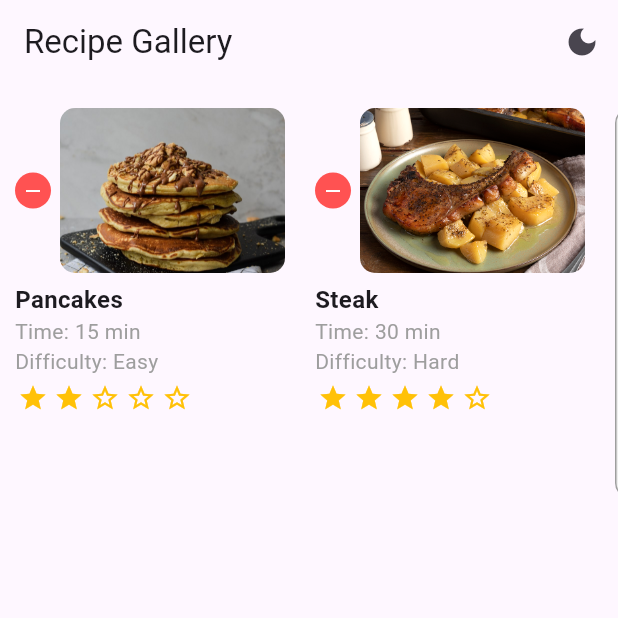
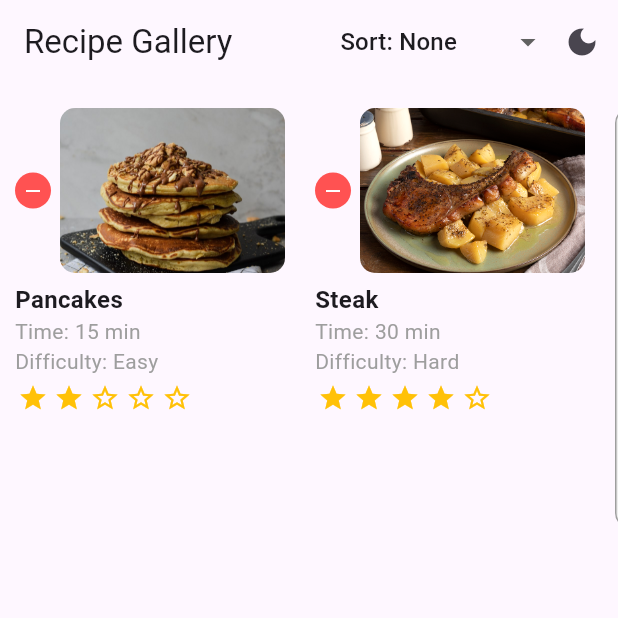
Before and after one commit to AggelosTse/Cooking-App, a Flutter app: the screen it shows after launch, after a tap on the "remove" icon, on a phone screen of 412 x 824 dp, the top half of it. Run offline on Flutter 3.47's test engine with Material 3 defaults, Android fonts, the phone set to English and light mode, and no system bars.

Commit message:
added sorting filters

```diff
--- a/lib/main.dart
+++ b/lib/main.dart
@@ -43,6 +43,12 @@ class Recipe {
     this.difficulty = 0,
     this.difficultyLevel = 'Medium',
   });
+
+  int get preparationMinutes {
+    final regex = RegExp(r'(\d+)');
+    final match = regex.firstMatch(time);
+    return match != null ? int.parse(match.group(1)!) : 0;
+  }
 }
 
 class ImageScroller extends StatefulWidget {
@@ -80,6 +86,8 @@ class _ImageScrollerState extends State<ImageScroller> {
     ),
   ];
 
+  String sortBy = 'None';
+
   void updateDifficulty(int index, int newRating) {
     setState(() {
       recipes[index].difficulty = newRating;
@@ -110,12 +118,48 @@ class _ImageScrollerState extends State<ImageScroller> {
     );
   }
 
+  List<Recipe> get sortedRecipes {
+    List<Recipe> sorted = [...recipes];
+    switch (sortBy) {
+      case 'Difficulty':
+        sorted.sort((a, b) => a.difficultyLevel.compareTo(b.difficultyLevel));
+        break;
+      case 'Stars':
+        sorted.sort((a, b) => b.difficulty.compareTo(a.difficulty));
+        break;
+      case 'Time':
+        sorted.sort((a, b) => a.preparationMinutes.compareTo(b.preparationMinutes));
+        break;
+    }
+    return sorted;
+  }
+
   @override
   Widget build(BuildContext context) {
+    final displayRecipes = sortedRecipes;
+
     return Scaffold(
       appBar: AppBar(
         title: const Text("Recipe Gallery"),
         actions: [
+          DropdownButton<String>(
+            value: sortBy,
+            underline: const SizedBox(),
+            items: ['None', 'Difficulty', 'Stars', 'Time']
+                .map((value) => DropdownMenuItem<String>(
+                      value: value,
+                      child: Padding(
+                        padding: const EdgeInsets.symmetric(horizontal: 8.0),
+                        child: Text("Sort: $value"),
+                      ),
+                    ))
+                .toList(),
+            onChanged: (value) {
+              setState(() {
+                sortBy = value!;
+              });
+            },
+          ),
           IconButton(
             icon: Icon(
               MainApp.themeNotifier.value == ThemeMode.light
@@ -134,13 +178,13 @@ class _ImageScrollerState extends State<ImageScroller> {
       body: Padding(
         padding: const EdgeInsets.symmetric(vertical: 16),
         child: SizedBox(
-          height: 260,
+          height: 280,
           child: ListView.builder(
             scrollDirection: Axis.horizontal,
-            itemCount: recipes.length + 1,
+            itemCount: displayRecipes.length + 1,
             itemBuilder: (context, index) {
-              if (index < recipes.length) {
-                final recipe = recipes[index];
+              if (index < displayRecipes.length) {
+                final recipe = displayRecipes[index];
                 return Container(
                   width: 180,
                   margin: const EdgeInsets.symmetric(horizontal: 10),
@@ -152,7 +196,7 @@ class _ImageScrollerState extends State<ImageScroller> {
                           GestureDetector(
                             onTap: () {
                               setState(() {
-                                recipes.removeAt(index);
+                                recipes.remove(recipe);
                               });
                             },
                             child: Container(
@@ -207,7 +251,8 @@ class _ImageScrollerState extends State<ImageScroller> {
                       Row(
                         children: List.generate(5, (starIndex) {
                           return GestureDetector(
-                            onTap: () => updateDifficulty(index, starIndex + 1),
+                            onTap: () => updateDifficulty(
+                                recipes.indexOf(recipe), starIndex + 1),
                             child: Padding(
                               padding: const EdgeInsets.symmetric(horizontal: 2.0),
                               child: Icon(
@@ -235,8 +280,16 @@ class _ImageScrollerState extends State<ImageScroller> {
                       borderRadius: BorderRadius.circular(10),
                       border: Border.all(color: Colors.grey),
                     ),
-                    child: const Center(
-                      child: Icon(Icons.add, size: 40, color: Colors.black54),
+                    child: Column(
+                      mainAxisAlignment: MainAxisAlignment.center,
+                      children: const [
+                        Icon(Icons.add_circle_outline, size: 48, color: Colors.black45),
+                        SizedBox(height: 8),
+                        Text(
+                          "Add Recipe",
+                          style: TextStyle(fontSize: 14, color: Colors.black54),
+                        ),
+                      ],
                     ),
                   ),
                 );
```
